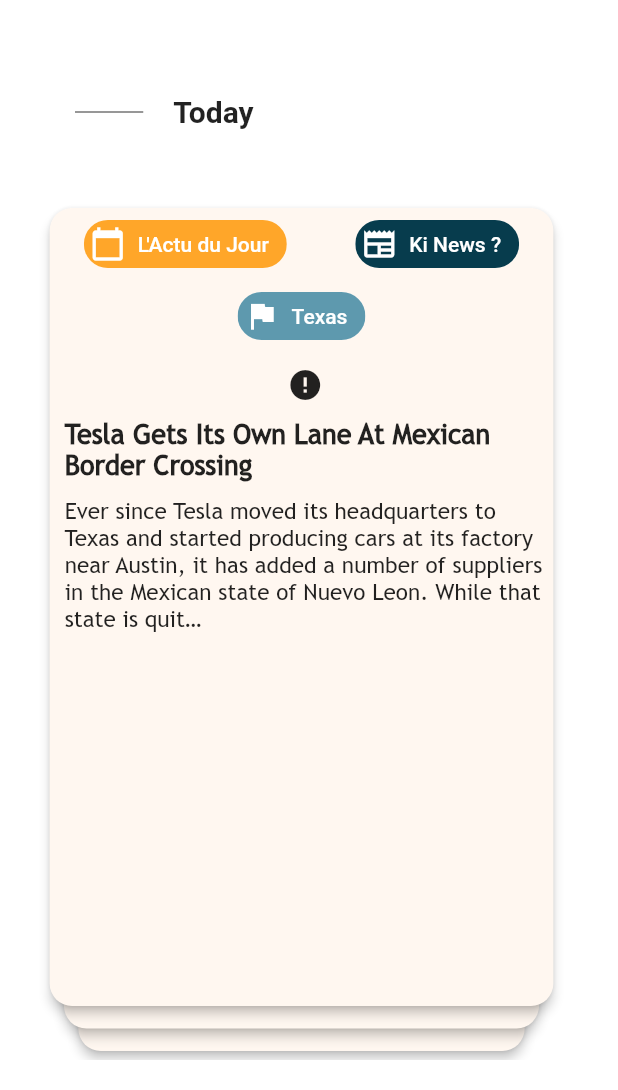
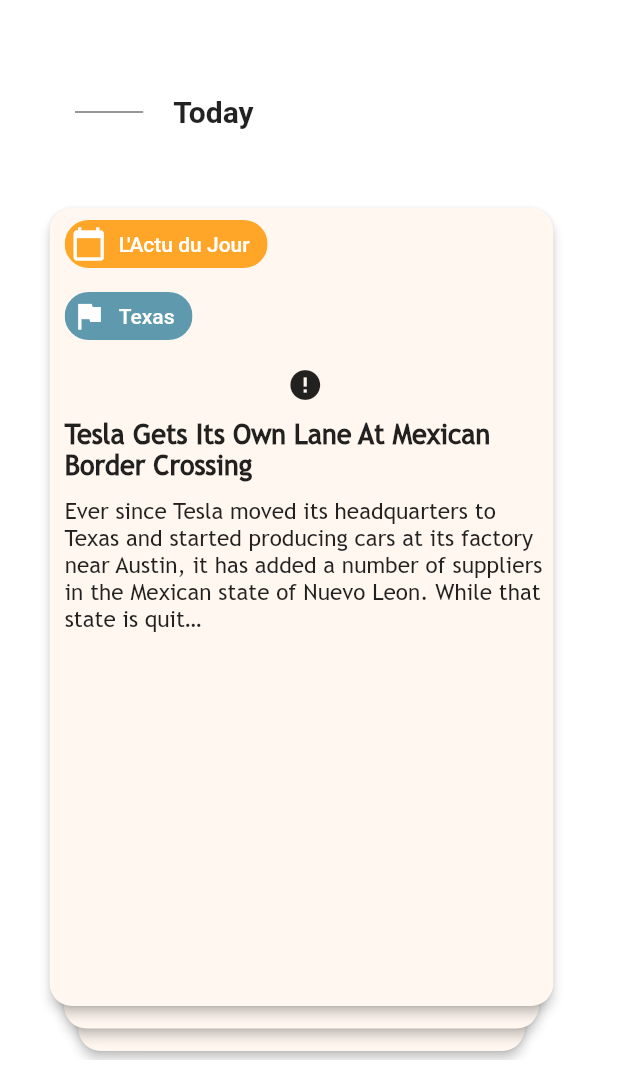
Before and after one commit to kherin/newscroll, a Flutter app: the screen it shows after launch, on a phone screen of 412 x 824 dp, the part 146-1236 px from its top. Run offline on Flutter 3.47's test engine with Material 2 defaults, Android fonts, the phone set to English and light mode, and no system bars; drawn by our look-alikes of cached_network_image, tcard; network calls fail; Roboto replaces fonts that are missing (GowunBatang).

Commit message:
refactor(tags): removed irrelevant tags

```diff
--- a/lib/widgets/news_card.dart
+++ b/lib/widgets/news_card.dart
@@ -30,16 +30,21 @@
       child: Column(
         children: <Widget>[
           Row(
-            mainAxisAlignment: MainAxisAlignment.spaceAround,
+            mainAxisAlignment: MainAxisAlignment.start,
             children: <Widget>[
-              Tagged(TagType.primary, widget.news.contentCategory, 'fr'),
-              Tagged(TagType.secondary, widget.news.contentCategory, 'mu')
+              Padding(
+                padding: const EdgeInsets.fromLTRB(10.0, 0, 0, 0),
+                child:
+                    Tagged(TagType.primary, widget.news.contentCategory, 'fr'),
+              )
             ],
           ),
           Row(
-            mainAxisAlignment: MainAxisAlignment.spaceAround,
+            mainAxisAlignment: MainAxisAlignment.start,
             children: <Widget>[
-              Tagged(TagType.tertiary, widget.news.context, 'mu')
+              Padding(
+                  padding: const EdgeInsets.fromLTRB(10.0, 0, 0, 0),
+                  child: Tagged(TagType.tertiary, widget.news.context, 'mu'))
             ],
           ),
           Padding(
```
